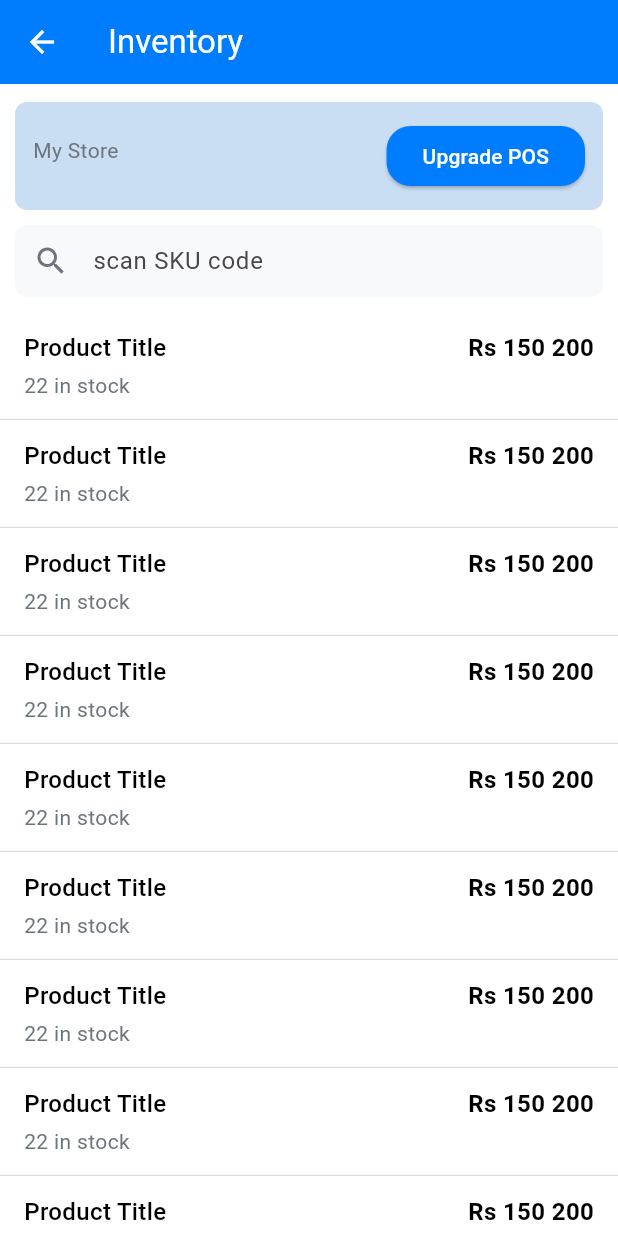
After one commit to maliksubhan3018/Pos-Version-1, a Flutter app: the Product screen opened directly, on a phone screen of 412 x 824 dp. The commit adds this screen. Run offline on Flutter 3.47's test engine with Material 3 defaults, Android fonts, the phone set to English and light mode, and no system bars; our stand-ins replace get, image_picker, persistent_bottom_nav_bar, pin_code_fields.

Commit message:
product and inventory file

```diff
--- a/lib/view/dashboard/dashboard.dart
+++ b/lib/view/dashboard/dashboard.dart
@@ -2,6 +2,7 @@
 
 import 'package:flutter/material.dart';
 import 'package:persistent_bottom_nav_bar/persistent_bottom_nav_bar.dart';
+import 'package:posversion1/view/innventory_v1/product.dart';
 import 'package:posversion1/view/setting/setting.dart';
 import 'package:posversion1/widgets/mycolors.dart';
 import 'package:posversion1/widgets/store_header.dart';
@@ -25,7 +26,7 @@ class _DashboardState extends State<Dashboard> {
   List<Widget> _buildScreens() {
     return [
       const _DashboardHome(),
-      const Center(child: Text("Products Page")),
+      const Product(),
       const Center(child: Text("POS Page")),
       const Center(child: Text("Sales Page")),
       const Setting(),
--- /dev/null
+++ b/lib/view/innventory_v1/product.dart
@@ -0,0 +1,103 @@
+import 'package:flutter/material.dart';
+import 'package:posversion1/widgets/mycolors.dart';
+import 'package:posversion1/widgets/pruduct_list%20_item.dart';
+
+class Product extends StatelessWidget {
+  const Product({super.key});
+
+  @override
+  Widget build(BuildContext context) {
+    return Scaffold(
+      backgroundColor: AppColors.white,
+      appBar: AppBar(
+        backgroundColor: AppColors.blue,
+        foregroundColor: Colors.white,
+        title: const Text('Inventory'),
+        centerTitle: false,
+        elevation: 0,
+      ),
+      body: Column(
+        children: [
+          // ---------- Header ----------
+          Container(
+            padding: const EdgeInsets.fromLTRB(10, 12, 10, 2),
+            color: AppColors.white,
+            child: Column(
+              children: [
+                // My Store card
+                Container(
+                  padding: const EdgeInsets.all(12),
+                  decoration: BoxDecoration(
+                    color: AppColors.lightblue,
+                    borderRadius: BorderRadius.circular(8),
+                  ),
+                  child: Row(
+                    children: [
+                      Expanded(
+                        child: Column(
+                          crossAxisAlignment: CrossAxisAlignment.start,
+                          children: [
+                            const Text(
+                              'My Store',
+                              style: TextStyle(
+                                fontSize: 14,
+                                color: AppColors.gray,
+                              ),
+                            ),
+                            const SizedBox(height: 8),
+                          ],
+                        ),
+                      ),
+                      ElevatedButton(
+                        style: ElevatedButton.styleFrom(
+                          backgroundColor: AppColors.blue,
+                          foregroundColor: AppColors.white,
+                          shape: RoundedRectangleBorder(
+                            borderRadius: BorderRadius.circular(16),
+                          ),
+                        ),
+                        onPressed: () {},
+                        child: const Text('Upgrade POS'),
+                      ),
+                    ],
+                  ),
+                ),
+
+                const SizedBox(height: 10),
+
+
+                // Search bar
+                TextField(
+                  decoration: InputDecoration(
+                    hintText: 'scan SKU code',
+                    prefixIcon: const Icon(Icons.search, color: AppColors.gray),
+                    filled: true,
+                    fillColor: AppColors.lightGray,
+                    border: OutlineInputBorder(
+                      borderRadius: BorderRadius.circular(8),
+                      borderSide: BorderSide.none,
+                    ),
+                    contentPadding: const EdgeInsets.symmetric(vertical: 0),
+                  ),
+                ),
+              ],
+            ),
+          ),
+
+          // ---------- List ----------
+          Expanded(
+            child: ListView.separated(
+              padding: const EdgeInsets.symmetric(vertical: 8),
+              itemCount: 20, // demo – replace with real data
+              separatorBuilder: (_, __) =>
+                  const Divider(height: 1, thickness: 0.5),
+              itemBuilder: (_, __) => const ProductListItem(),
+            ),
+          ),
+        ],
+      ),
+
+      // ---------- Bottom navigation ----------
+    );
+  }
+}
--- a/lib/widgets/app_bar.dart
+++ b/lib/widgets/app_bar.dart
@@ -5,10 +5,14 @@ class CustomAppBar extends StatelessWidget implements PreferredSizeWidget {
   final String title;
   final bool showBackButton;
 
+  /// Optional 3-dot menu. Pass the callback you want to run when the icon is tapped.
+  final VoidCallback? onMenuPressed;
+
   const CustomAppBar({
     super.key,
     required this.title,
     this.showBackButton = true,
+    this.onMenuPressed,
   });
 
   @override
@@ -29,6 +33,14 @@ class CustomAppBar extends StatelessWidget implements PreferredSizeWidget {
           fontWeight: FontWeight.bold,
         ),
       ),
+      actions: onMenuPressed == null
+          ? null
+          : [
+              IconButton(
+                icon: const Icon(Icons.more_vert, color: Colors.white),
+                onPressed: onMenuPressed,
+              ),
+            ],
       elevation: 0,
     );
   }
--- a/lib/widgets/mycolors.dart
+++ b/lib/widgets/mycolors.dart
@@ -5,6 +5,7 @@ class AppColors {
   static const Color lightGray = Color(0xFFF8F9FA);
   static const Color gray = Color(0xFF6C757D);
   static const Color darkGray = Color(0xFF495057);
+  static const Color lightblue = Color.fromARGB(255, 201, 221, 243);
   static const Color white = Colors.white;
   static const Color black = Colors.black;
 }
--- /dev/null
+++ b/lib/widgets/pruduct_list _item.dart
@@ -0,0 +1,53 @@
+import 'package:flutter/material.dart';
+import 'package:posversion1/widgets/mycolors.dart';
+
+/// A single product row – exactly the design from the screenshot.
+class ProductListItem extends StatelessWidget {
+  const ProductListItem({super.key});
+
+  @override
+  Widget build(BuildContext context) {
+    return Container(
+      padding: const EdgeInsets.symmetric(horizontal: 16, vertical: 12),
+      child: Row(
+        crossAxisAlignment: CrossAxisAlignment.start,
+        children: [
+          // ----- Title & stock -----
+          Expanded(
+            child: Column(
+              crossAxisAlignment: CrossAxisAlignment.start,
+              children: [
+                Text(
+                  'Product Title',
+                  style: const TextStyle(
+                    fontWeight: FontWeight.w500,
+                    fontSize: 16,
+                    color: AppColors.black,
+                  ),
+                ),
+                const SizedBox(height: 4),
+                Text(
+                  '22 in stock',
+                  style: TextStyle(
+                    fontSize: 14,
+                    color: AppColors.gray,
+                  ),
+                ),
+              ],
+            ),
+          ),
+
+          // ----- Price -----
+          Text(
+            'Rs 150 200',
+            style: const TextStyle(
+              fontSize: 16,
+              fontWeight: FontWeight.w600,
+              color: AppColors.black,
+            ),
+          ),
+        ],
+      ),
+    );
+  }
+}
```
